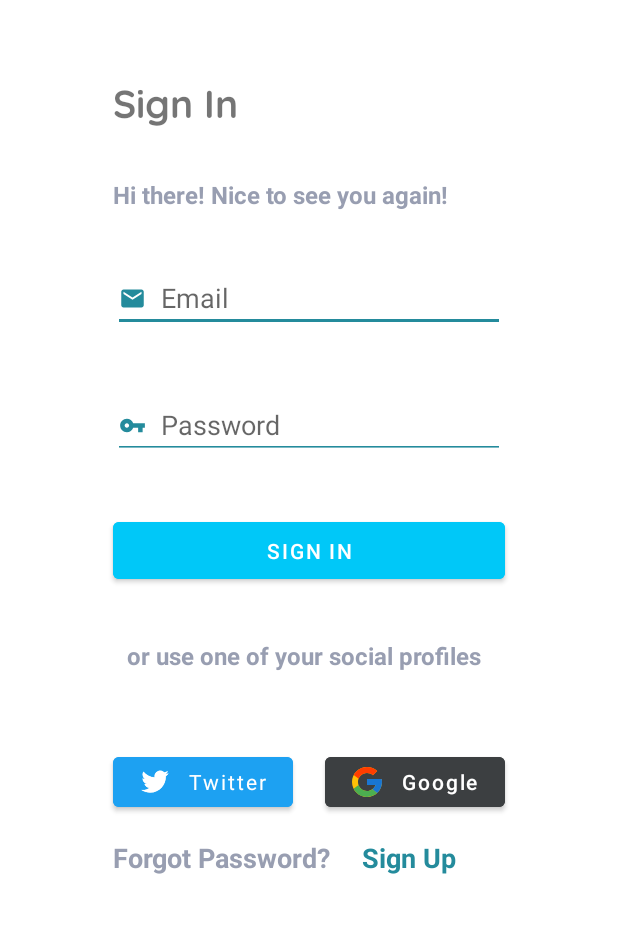
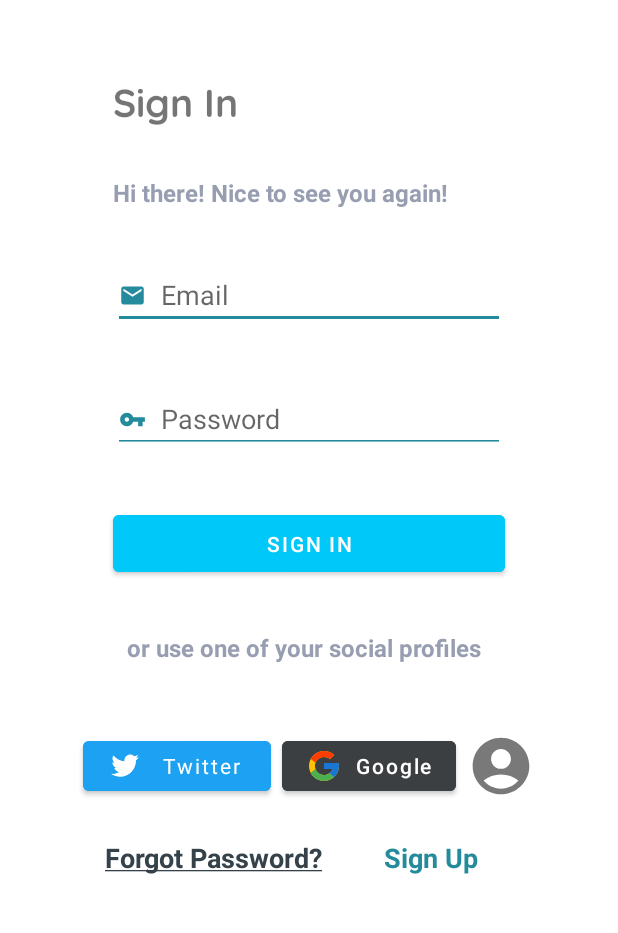
Before and after one commit to Franc-Zar/Feed-You, an Android app: the screen it shows after launch (LoginActivity), on a phone screen of 412 x 824 dp, the part 292-1225 px from its top. Run offline under Robolectric (Android 15) with nearby library versions, the phone set to English and light mode, and no system bars; our stand-ins replace Firebase (no records; nobody signed in at launch, a user with empty details on screens opened directly); Roboto replaces fonts that are not available here.

Commit message:
aggiunto anonymous sign in

```diff
--- a/app/src/main/AndroidManifest.xml
+++ b/app/src/main/AndroidManifest.xml
@@ -13,6 +13,10 @@
         android:supportsRtl="true"
         android:theme="@style/Theme.App1">
         <activity
+            android:name=".authentication.AnonymousActivity"
+            android:exported="false"
+            android:theme="@style/Theme.AppCompat.Translucent" />
+        <activity
             android:name=".authentication.SimpleSignInActivity"
             android:exported="false"
             android:theme="@style/Theme.AppCompat.Translucent" />
@@ -25,7 +29,7 @@
             android:exported="false"
             android:theme="@style/Theme.AppCompat.Translucent" />
         <activity
-            android:name=".authentication.PasswordRecoverActivity"
+            android:name=".authentication.PasswordRecoveryActivity"
             android:exported="false"
             android:theme="@style/Theme.App1.NoActionBar" />
         <activity
--- a/app/src/main/java/com/example/app1/authentication/LoginActivity.kt
+++ b/app/src/main/java/com/example/app1/authentication/LoginActivity.kt
@@ -6,6 +6,7 @@ import android.widget.Button
 import android.widget.EditText
 import android.widget.TextView
 import androidx.appcompat.app.AppCompatActivity
+import androidx.appcompat.widget.AppCompatImageButton
 import com.example.app1.MainActivity
 import com.example.app1.R
 import com.google.firebase.auth.*
@@ -53,11 +54,21 @@ class LoginActivity : AppCompatActivity() {
         email = findViewById(R.id.email)
         password = findViewById(R.id.password)
 
-        val sign_in = findViewById<Button>(R.id.sign_in)
+        val simple_sign_in = findViewById<Button>(R.id.sign_in)
         val sign_up = findViewById<TextView>(R.id.sign_up)
         val twitter_login = findViewById<Button>(R.id.twitter_login)
         val google_login = findViewById<Button>(R.id.google_login)
         val forgot_password = findViewById<TextView>(R.id.forgot_password)
+        val anonymous_login = findViewById<AppCompatImageButton>(R.id.anonymous_login)
+
+
+        anonymous_login.setOnClickListener{
+
+            switch_activity = Intent(this, AnonymousActivity::class.java)
+            switch_activity.setFlags(Intent.FLAG_ACTIVITY_NO_ANIMATION)
+            startActivity(switch_activity)
+
+        }
 
         sign_up.setOnClickListener {
 
@@ -70,6 +81,7 @@ class LoginActivity : AppCompatActivity() {
         twitter_login.setOnClickListener {
 
             switch_activity = Intent(this, TwitterActivity::class.java)
+            switch_activity.setFlags(Intent.FLAG_ACTIVITY_NO_ANIMATION)
             startActivity(switch_activity)
 
         }
@@ -77,19 +89,20 @@ class LoginActivity : AppCompatActivity() {
         google_login.setOnClickListener {
 
             switch_activity = Intent(this, GoogleActivity::class.java)
+            switch_activity.setFlags(Intent.FLAG_ACTIVITY_NO_ANIMATION)
             startActivity(switch_activity)
 
         }
 
         forgot_password.setOnClickListener {
             //devo creare la activity per rinviare la password all'email scelta --> fatto
-            switch_activity = Intent(this, PasswordRecoverActivity::class.java)
+            switch_activity = Intent(this, PasswordRecoveryActivity::class.java)
             startActivity(switch_activity)
 
         }
 
         //login email + password
-        sign_in.setOnClickListener {
+        simple_sign_in.setOnClickListener {
 
             val email_chosen = email.text.toString().trim()
             val password_chosen = password.text.toString().trim()
--- a/app/src/main/java/com/example/app1/authentication/PasswordRecoverActivity.kt
+++ b/app/src/main/java/com/example/app1/authentication/PasswordRecoveryActivity.kt
@@ -13,7 +13,7 @@ import com.google.firebase.auth.FirebaseAuthInvalidUserException
 import com.google.firebase.auth.ktx.auth
 import com.google.firebase.ktx.Firebase
 
-class PasswordRecoverActivity : AppCompatActivity() {
+class PasswordRecoveryActivity : AppCompatActivity() {
 
     private val auth = FirebaseAuth.getInstance()
 
--- /dev/null
+++ b/app/src/main/res/drawable/ic_baseline_account_circle_18.xml
@@ -0,0 +1,5 @@
+<vector android:height="18dp" android:tint="#797979"
+    android:viewportHeight="24" android:viewportWidth="24"
+    android:width="18dp" xmlns:android="http://schemas.android.com/apk/res/android">
+    <path android:fillColor="@android:color/white" android:pathData="M12,2C6.48,2 2,6.48 2,12s4.48,10 10,10s10,-4.48 10,-10S17.52,2 12,2zM12,6c1.93,0 3.5,1.57 3.5,3.5S13.93,13 12,13s-3.5,-1.57 -3.5,-3.5S10.07,6 12,6zM12,20c-2.03,0 -4.43,-0.82 -6.14,-2.88C7.55,15.8 9.68,15 12,15s4.45,0.8 6.14,2.12C16.43,19.18 14.03,20 12,20z"/>
+</vector>
--- a/app/src/main/res/layout/activity_login.xml
+++ b/app/src/main/res/layout/activity_login.xml
@@ -82,14 +82,13 @@
         android:id="@+id/decoration_password"
         android:layout_width="90dp"
         android:layout_height="36dp"
+        android:layout_marginStart="75dp"
         android:layout_marginTop="20dp"
         android:fontFamily="@font/quicksand_bold"
         android:text="Sign In"
         android:textSize="26sp"
         android:textStyle="bold"
         app:layout_constraintBottom_toTopOf="@+id/decoration_password_recovery"
-        app:layout_constraintEnd_toEndOf="parent"
-        app:layout_constraintHorizontal_bias="0.233"
         app:layout_constraintStart_toStartOf="parent"
         app:layout_constraintTop_toBottomOf="@+id/app_name"
         app:layout_constraintVertical_bias="0.437" />
@@ -134,7 +133,7 @@
     <TextView
         android:id="@+id/decoration_useSocial"
         android:layout_width="243dp"
-        android:layout_height="30dp"
+        android:layout_height="25dp"
         android:layout_marginBottom="14dp"
         android:fontFamily="@font/asap"
         android:text="or use one of your social profiles"
@@ -150,8 +149,8 @@
         android:id="@+id/twitter_login"
         android:layout_width="0dp"
         android:layout_height="45dp"
-        android:layout_marginStart="75dp"
-        android:layout_marginBottom="15dp"
+        android:layout_marginStart="55dp"
+        android:layout_marginBottom="26dp"
         android:backgroundTint="#1da1f2"
         android:fontFamily="@font/asap"
         android:text="Twitter"
@@ -164,12 +163,10 @@
 
     <Button
         android:id="@+id/google_login"
-        android:layout_width="0dp"
+        android:layout_width="116dp"
         android:layout_height="45dp"
-        android:layout_marginStart="21dp"
-        android:layout_marginTop="11dp"
-        android:layout_marginEnd="75dp"
-        android:layout_marginBottom="15dp"
+        android:layout_marginStart="7dp"
+        android:layout_marginBottom="26dp"
         android:backgroundTint="#3C3F41"
         android:isScrollContainer="false"
         android:text="Google"
@@ -177,7 +174,7 @@
         app:icon="@drawable/ic_icons8_google"
         app:iconTint="@null"
         app:layout_constraintBottom_toTopOf="@+id/forgot_password"
-        app:layout_constraintEnd_toEndOf="parent"
+        app:layout_constraintEnd_toStartOf="@+id/anonymous_login"
         app:layout_constraintStart_toEndOf="@+id/twitter_login"
         app:layout_constraintTop_toBottomOf="@+id/decoration_useSocial"
         app:layout_constraintVertical_bias="1.0" />
@@ -186,25 +183,23 @@
         android:id="@+id/forgot_password"
         android:layout_width="147dp"
         android:layout_height="30dp"
-        android:layout_marginStart="75dp"
+        android:layout_marginStart="70dp"
         android:layout_marginBottom="40dp"
         android:clickable="true"
         android:fontFamily="@font/asap"
-        android:text="Forgot Password?"
-        android:textColor="#989EB1"
+        android:text="@string/forgot_password"
+        android:textColor="#35424A"
         android:textSize="18sp"
         android:textStyle="bold"
         app:layout_constraintBottom_toBottomOf="parent"
-        app:layout_constraintEnd_toStartOf="@+id/sign_up"
-        app:layout_constraintHorizontal_bias="0.0"
         app:layout_constraintStart_toStartOf="parent" />
 
     <TextView
         android:id="@+id/sign_up"
-        android:layout_width="95dp"
+        android:layout_width="70dp"
         android:layout_height="30dp"
         android:layout_marginTop="22dp"
-        android:layout_marginEnd="75dp"
+        android:layout_marginEnd="85dp"
         android:layout_marginBottom="40dp"
         android:clickable="true"
         android:text="Sign Up"
@@ -213,7 +208,21 @@
         android:textStyle="bold"
         app:layout_constraintBottom_toBottomOf="parent"
         app:layout_constraintEnd_toEndOf="parent"
+        app:layout_constraintHorizontal_bias="0.977"
+        app:layout_constraintStart_toEndOf="@+id/forgot_password"
         app:layout_constraintTop_toBottomOf="@+id/google_login"
         app:layout_constraintVertical_bias="1.0" />
 
+    <androidx.appcompat.widget.AppCompatImageButton
+        android:id="@+id/anonymous_login"
+        android:layout_width="45dp"
+        android:layout_height="45dp"
+        android:layout_marginStart="7dp"
+        android:layout_marginEnd="55dp"
+        android:layout_marginBottom="26dp"
+        android:background="@drawable/ic_baseline_account_circle_18"
+        app:layout_constraintBottom_toTopOf="@+id/sign_up"
+        app:layout_constraintEnd_toEndOf="parent"
+        app:layout_constraintStart_toEndOf="@+id/google_login" />
+
 </androidx.constraintlayout.widget.ConstraintLayout>
--- a/app/src/main/res/layout/activity_password_recovery.xml
+++ b/app/src/main/res/layout/activity_password_recovery.xml
@@ -4,7 +4,7 @@
     xmlns:tools="http://schemas.android.com/tools"
     android:layout_width="match_parent"
     android:layout_height="match_parent"
-    tools:context=".authentication.PasswordRecoverActivity">
+    tools:context=".authentication.PasswordRecoveryActivity">
 
     <ImageView
         android:id="@+id/logo"
@@ -114,7 +114,7 @@
         android:layout_marginStart="95dp"
         android:layout_marginBottom="220dp"
         android:fontFamily="@font/asap"
-        android:text="Have an Account? "
+        android:text="@string/have_account"
         android:textColor="#989EB1"
         android:textSize="18sp"
         android:textStyle="bold"
--- a/app/src/main/res/layout/activity_sign_up.xml
+++ b/app/src/main/res/layout/activity_sign_up.xml
@@ -174,7 +174,7 @@
         android:layout_marginStart="95dp"
         android:layout_marginTop="10dp"
         android:fontFamily="@font/asap"
-        android:text="Have an Account?"
+        android:text="@string/have_account"
         android:textColor="#989EB1"
         android:textSize="18sp"
         android:textStyle="bold"
--- a/app/src/main/res/values/strings.xml
+++ b/app/src/main/res/values/strings.xml
@@ -3,6 +3,9 @@
     <string name="sorry">Purtroppo non è stato possibile caricare la pagina...</string>
     <string name="title_lang">Seleziona la lingua preferita</string>
     <string name="continua">Continua</string>
+    <string name="forgot_password"><u>Forgot Password?</u></string>
+    <string name="have_account">Have an Account?</string>
+
 
     <string name="title_activity_news">NewsActivity</string>
     <string name="large_text">
```
Also changed, not shown: app/src/main/java/com/example/app1/authentication/AnonymousActivity.kt (added, +47 -0 lines), app/src/main/res/layout/activity_anonymous.xml (added, +9 -0 lines).
